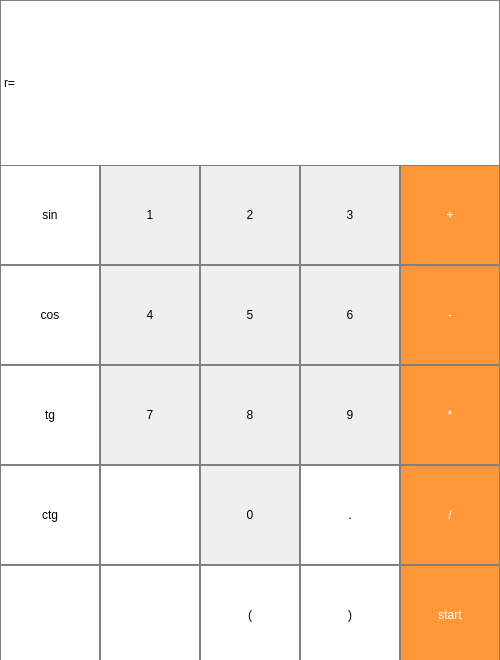
Old version of the form calculator.ui in the repository dimo4ka1/project_dorogi.
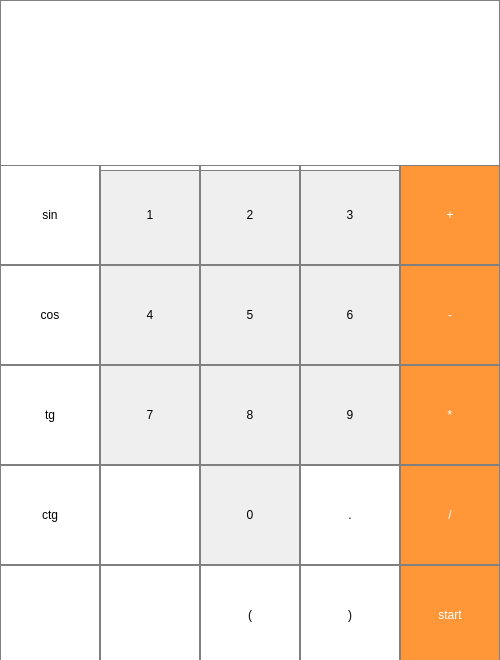
New version of the form. Icons and pictures are not drawn.

The edit to the form file:
```diff
--- a/calculator.ui
+++ b/calculator.ui
@@ -26,21 +26,18 @@
    <string>Function input window</string>
   </property>
   <widget class="QLabel" name="output_icon">
-   <property name="enabled">
-    <bool>true</bool>
-   </property>
    <property name="geometry">
     <rect>
      <x>0</x>
      <y>0</y>
      <width>500</width>
-     <height>166</height>
+     <height>171</height>
     </rect>
    </property>
    <property name="minimumSize">
     <size>
      <width>500</width>
-     <height>166</height>
+     <height>150</height>
     </size>
    </property>
    <property name="styleSheet">
@@ -54,7 +51,7 @@
 </string>
    </property>
    <property name="text">
-    <string>r=</string>
+    <string/>
    </property>
   </widget>
   <widget class="QWidget" name="layoutWidget">
@@ -1010,8 +1007,6 @@
     </item>
    </layout>
   </widget>
-  <zorder>layoutWidget</zorder>
-  <zorder>output_icon</zorder>
  </widget>
  <resources>
   <include location="resources.qrc"/>
```
